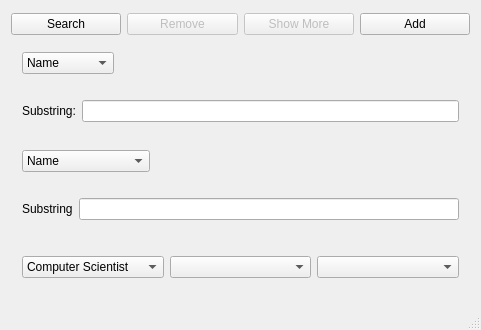
First picture: the form in mainwindow.ui, repository HKH515/VLN56, before the edit; both pictures show x 0 to 481 and y 741 to 1071 of the 481 by 1071 pixel window.
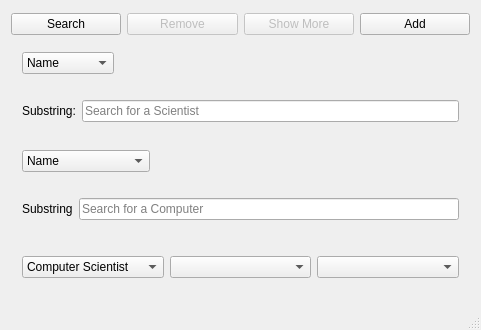
Second picture: the form after the edit.

```diff
--- a/mainwindow.ui
+++ b/mainwindow.ui
@@ -297,7 +297,11 @@
           </widget>
          </item>
          <item>
-          <widget class="QLineEdit" name="substring_input_person"/>
+          <widget class="QLineEdit" name="substring_input_person">
+           <property name="placeholderText">
+            <string>Search for a Scientist</string>
+           </property>
+          </widget>
          </item>
         </layout>
        </item>
@@ -349,7 +353,11 @@
           </widget>
          </item>
          <item>
-          <widget class="QLineEdit" name="substring_input_computer"/>
+          <widget class="QLineEdit" name="substring_input_computer">
+           <property name="placeholderText">
+            <string>Search for a Computer</string>
+           </property>
+          </widget>
          </item>
         </layout>
        </item>
```
